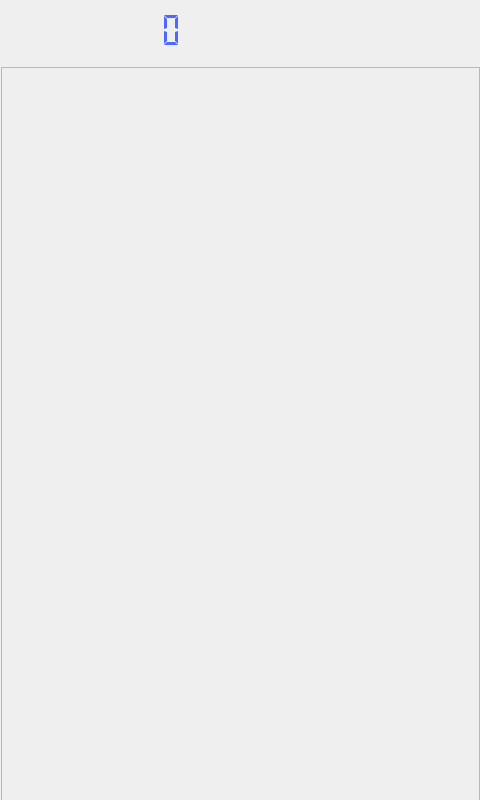
First picture: the form in mainwindow.ui, repository jack-love/wc100-English, before the edit.
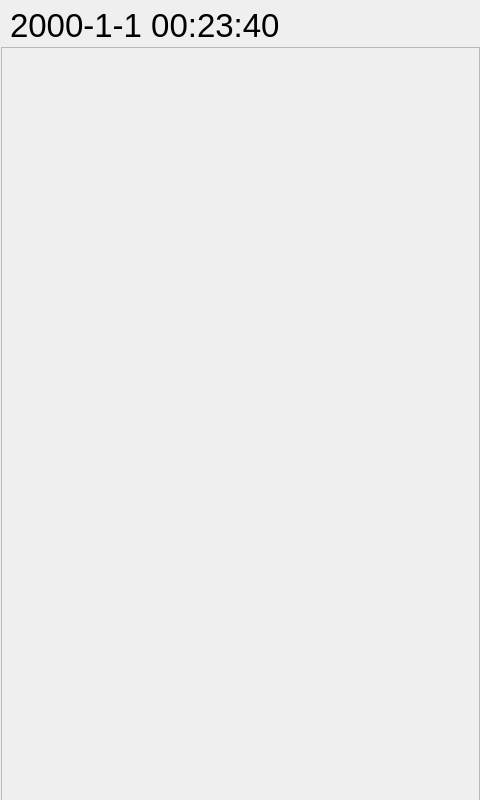
Second picture: the form after the edit.

The edit to the form file:
```diff
--- a/mainwindow.ui
+++ b/mainwindow.ui
@@ -18,9 +18,9 @@
     <property name="geometry">
      <rect>
       <x>1</x>
-      <y>67</y>
+      <y>47</y>
       <width>479</width>
-      <height>741</height>
+      <height>761</height>
      </rect>
     </property>
     <property name="frameShape">
@@ -30,69 +30,58 @@
      <enum>QFrame::Raised</enum>
     </property>
    </widget>
-   <widget class="QWidget" name="layoutWidget">
+   <widget class="QLabel" name="lbl_sysTime">
+    <property name="enabled">
+     <bool>true</bool>
+    </property>
     <property name="geometry">
      <rect>
-      <x>0</x>
-      <y>0</y>
-      <width>471</width>
-      <height>61</height>
+      <x>10</x>
+      <y>-10</y>
+      <width>271</width>
+      <height>71</height>
      </rect>
     </property>
-    <layout class="QHBoxLayout" name="horizontalLayout">
-     <property name="spacing">
-      <number>10</number>
-     </property>
-     <property name="leftMargin">
-      <number>10</number>
-     </property>
-     <item>
-      <widget class="QLCDNumber" name="lcdNumber">
-       <property name="maximumSize">
+    <property name="sizePolicy">
+     <sizepolicy hsizetype="Fixed" vsizetype="Preferred">
+      <horstretch>0</horstretch>
+      <verstretch>0</verstretch>
+     </sizepolicy>
+    </property>
+    <property name="minimumSize">
         <size>
-         <width>150</width>
-         <height>150</height>
-        </size>
-       </property>
-       <property name="sizeIncrement">
-        <size>
-         <width>0</width>
-         <height>0</height>
+      <width>200</width>
+      <height>10</height>
         </size>
        </property>
        <property name="font">
         <font>
-         <italic>false</italic>
-        </font>
-       </property>
+      <pointsize>25</pointsize>
+      <kerning>false</kerning>
+     </font>
+    </property>
+    <property name="toolTip">
+     <string notr="true"/>
+    </property>
        <property name="styleSheet">
-        <string notr="true">color:rgb(78,104,255)</string>
-       </property>
-       <property name="frameShape">
-        <enum>QFrame::NoFrame</enum>
-       </property>
-       <property name="frameShadow">
-        <enum>QFrame::Plain</enum>
-       </property>
-       <property name="lineWidth">
-        <number>0</number>
-       </property>
-       <property name="midLineWidth">
-        <number>0</number>
-       </property>
-       <property name="digitCount">
-        <number>8</number>
-       </property>
-       <property name="mode">
-        <enum>QLCDNumber::Dec</enum>
-       </property>
-       <property name="segmentStyle">
-        <enum>QLCDNumber::Flat</enum>
-       </property>
-      </widget>
-     </item>
-     <item>
+     <string notr="true"/>
+    </property>
+    <property name="text">
+     <string notr="true">2000-1-1 00:23:40</string>
+    </property>
+    <property name="alignment">
+     <set>Qt::AlignLeading|Qt::AlignLeft|Qt::AlignVCenter</set>
+    </property>
+   </widget>
       <widget class="QLabel" name="labelWireless">
+    <property name="geometry">
+     <rect>
+      <x>311</x>
+      <y>0</y>
+      <width>50</width>
+      <height>50</height>
+     </rect>
+    </property>
        <property name="maximumSize">
         <size>
          <width>50</width>
@@ -100,12 +89,18 @@
         </size>
        </property>
        <property name="text">
-        <string/>
-       </property>
-      </widget>
-     </item>
-     <item>
+     <string comment="2"/>
+    </property>
+   </widget>
       <widget class="QLabel" name="labelBluetooth">
+    <property name="geometry">
+     <rect>
+      <x>358</x>
+      <y>0</y>
+      <width>50</width>
+      <height>50</height>
+     </rect>
+    </property>
        <property name="maximumSize">
         <size>
          <width>50</width>
@@ -116,9 +111,21 @@
         <string/>
        </property>
       </widget>
-     </item>
-     <item>
       <widget class="QLabel" name="labelBattery">
+    <property name="geometry">
+     <rect>
+      <x>414</x>
+      <y>0</y>
+      <width>61</width>
+      <height>50</height>
+     </rect>
+    </property>
+    <property name="sizePolicy">
+     <sizepolicy hsizetype="Preferred" vsizetype="Preferred">
+      <horstretch>5</horstretch>
+      <verstretch>2</verstretch>
+     </sizepolicy>
+    </property>
        <property name="minimumSize">
         <size>
          <width>50</width>
@@ -127,16 +134,36 @@
        </property>
        <property name="maximumSize">
         <size>
-         <width>50</width>
-         <height>50</height>
-        </size>
-       </property>
+      <width>68</width>
+      <height>68</height>
+     </size>
+    </property>
+    <property name="font">
+     <font>
+      <pointsize>14</pointsize>
+     </font>
+    </property>
        <property name="text">
         <string/>
        </property>
       </widget>
-     </item>
-    </layout>
+   <widget class="QLabel" name="labelCharging">
+    <property name="geometry">
+     <rect>
+      <x>390</x>
+      <y>0</y>
+      <width>31</width>
+      <height>51</height>
+     </rect>
+    </property>
+    <property name="font">
+     <font>
+      <pointsize>13</pointsize>
+     </font>
+    </property>
+    <property name="text">
+     <string/>
+    </property>
    </widget>
   </widget>
  </widget>
```
Lines whose indentation alone changed are shown as unchanged.
